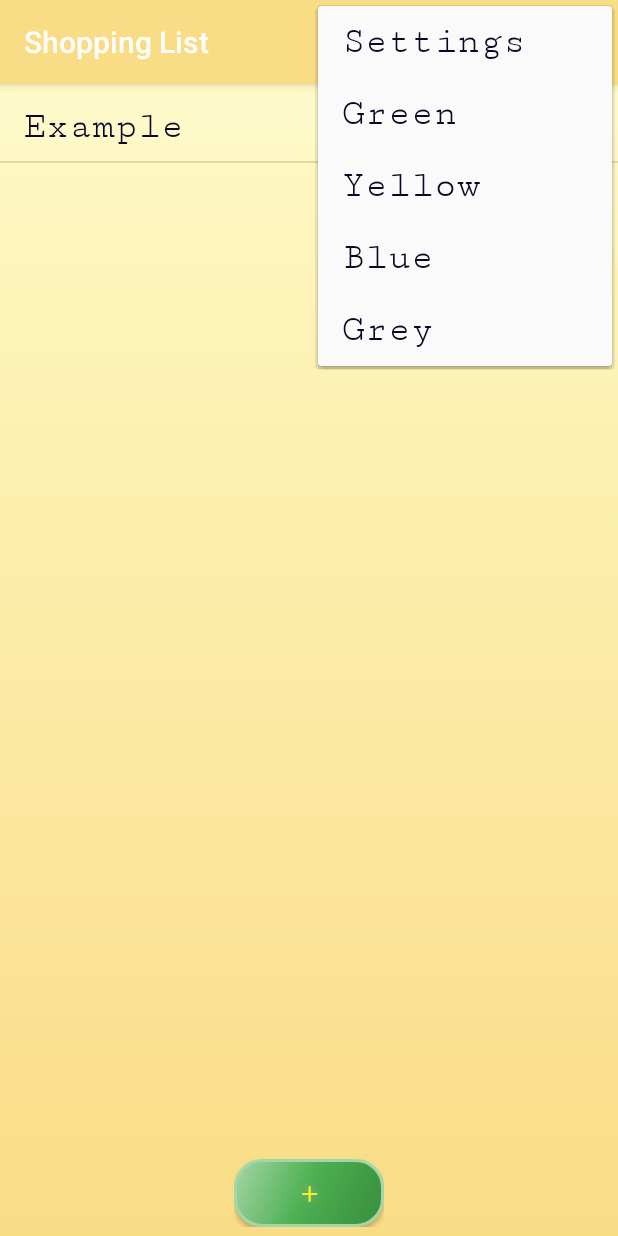
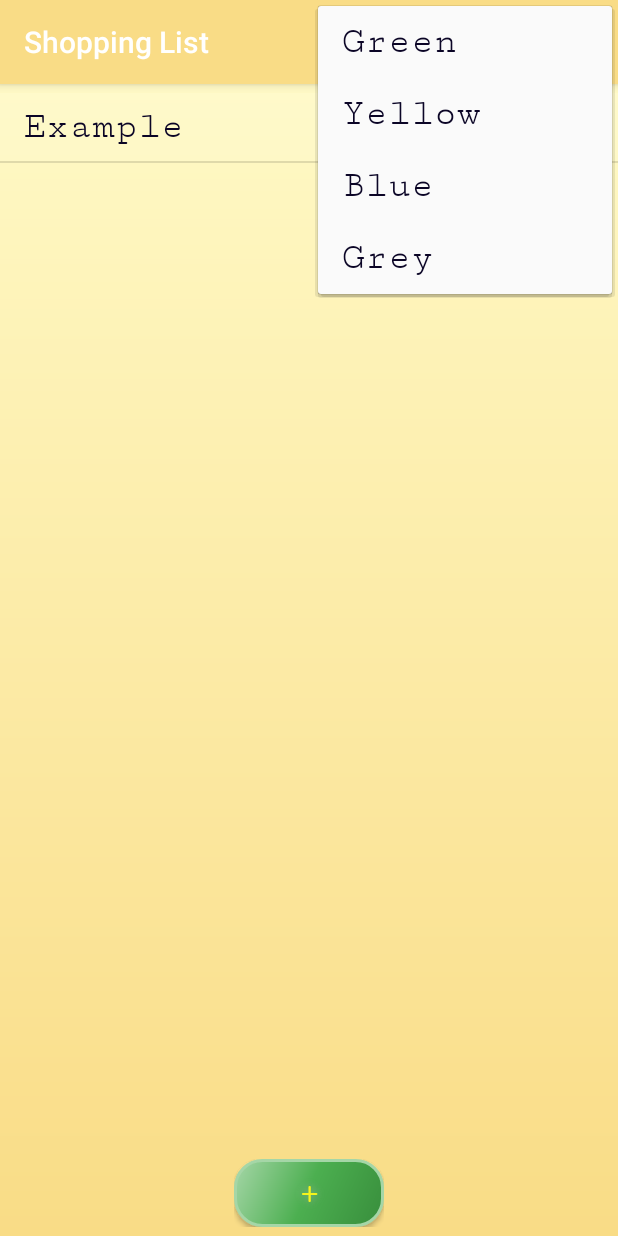
Before and after one commit to vmarch/ShoppingList, an Android app: the screen it shows after launch (ListTables), with the options menu open, on a phone screen of 412 x 824 dp. Run offline under Robolectric (Android 15) with nearby library versions, the phone set to English and light mode, and no system bars.

Commit message:
Check Menu.

```diff
--- a/app/build.gradle
+++ b/app/build.gradle
@@ -4,7 +4,7 @@ android {
     compileSdkVersion 25
     buildToolsVersion "25.0.2"
     defaultConfig {
-        applicationId "devtolife.sqliteproj"
+        applicationId "devtolife.shoppinglist"
         minSdkVersion 16
         targetSdkVersion 25
         versionCode 1
--- a/app/src/main/res/menu/menu_main.xml
+++ b/app/src/main/res/menu/menu_main.xml
@@ -3,12 +3,6 @@
     xmlns:app="http://schemas.android.com/apk/res-auto"
     xmlns:tools="http://schemas.android.com/tools"
     tools:context=".ListTables">
-
-    <item
-        android:id="@+id/action_settings"
-        android:orderInCategory="100"
-        android:title="@string/action_settings"
-        app:showAsAction="never" />
 
     <item
         android:id="@+id/action_green"
--- a/app/src/main/res/values/strings.xml
+++ b/app/src/main/res/values/strings.xml
@@ -7,8 +7,7 @@
     <string name="create_new_list">Create</string>
     <string name="btn_cancel">Cancel</string>
 
-    <string name="action_settings">Settings</string>
-    <string name="action_green">Green</string>
+        <string name="action_green">Green</string>
     <string name="action_blue">Blue</string>
     <string name="action_yellow">Yellow</string>
     <string name="action_grey">Grey</string>
```
Also changed, not shown: 1 other file.
